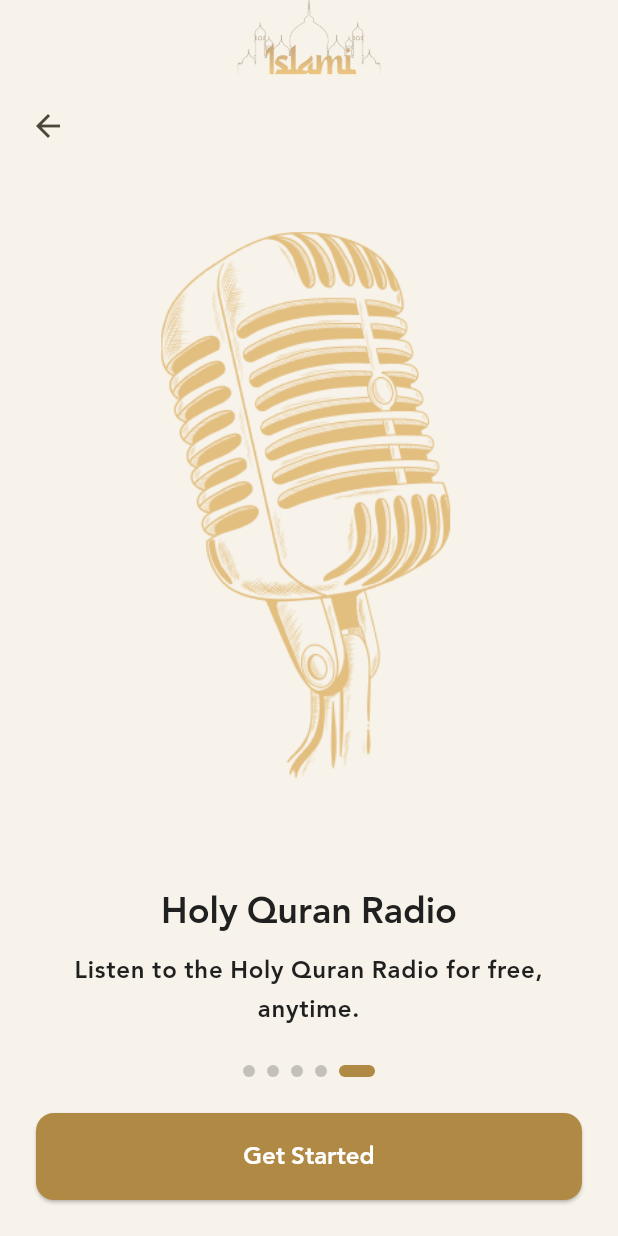
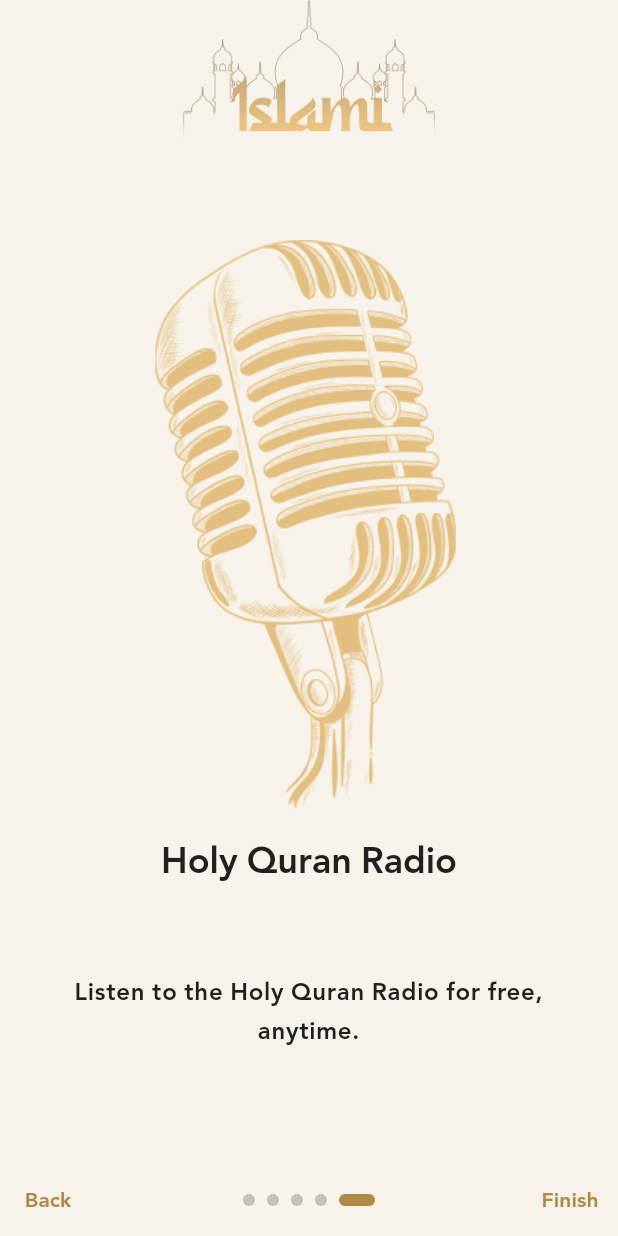
Before and after one commit to MohamedElsay0d/Route-Islami_App, a Flutter app: the screen it shows after launch, swiped to page 5, on a phone screen of 412 x 824 dp. Run offline on Flutter 3.47's test engine with Material 3 defaults, Android fonts, the phone set to English and light mode, and no system bars; our stand-ins replace flutter_screenutil, go_router, shared_preferences.

Commit message:
Enhance onboarding screen layout and functionality with responsive design adjustments

```diff
--- a/lib/features/onboarding/presentation/onboarding_screen.dart
+++ b/lib/features/onboarding/presentation/onboarding_screen.dart
@@ -1,4 +1,5 @@
 import 'package:flutter/material.dart';
+import 'package:flutter_screenutil/flutter_screenutil.dart';
 import 'package:go_router/go_router.dart';
 import 'package:islami_app/app/router.dart';
 import 'package:islami_app/core/constants/app_assets.dart';
@@ -60,29 +61,20 @@ class _OnboardingScreenState extends State<OnboardingScreen> {
       body: SafeArea(
         child: Column(
           children: [
-            Image.asset(AppAssets.header, height: 60),
+            Image.asset(AppAssets.header, height: 120.h),
             Padding(
-              padding: const EdgeInsets.symmetric(horizontal: 8),
-              child: Row(
-                children: [
-                  if (_currentIndex > 0)
-                    IconButton(
-                      onPressed: _previousPage,
-                      icon: const Icon(Icons.arrow_back),
-                    ),
-                  const Spacer(),
-                  if (!isLastPage)
-                    TextButton(
+              padding: EdgeInsets.symmetric(horizontal: 8.w),
+              child: isLastPage
+                  ? const SizedBox.shrink()
+                  : Align(
+                      alignment: AlignmentDirectional.centerStart,
+                      child: TextButton(
                         onPressed: _finishOnboarding,
                         child: const Text('Skip'),
                       ),
-                ],
                     ),
             ),
             Expanded(
-              child: Center(
-                child: ConstrainedBox(
-                  constraints: const BoxConstraints(maxWidth: 398),
               child: PageView.builder(
                 controller: _pageController,
                 itemCount: OnboardingRepo.pages.length,
@@ -90,32 +82,29 @@ class _OnboardingScreenState extends State<OnboardingScreen> {
                   setState(() => _currentIndex = index);
                 },
                 itemBuilder: (context, index) {
-                      return OnboardingPageView(
-                        page: OnboardingRepo.pages[index],
-                      );
+                  return OnboardingPageView(page: OnboardingRepo.pages[index]);
                 },
               ),
             ),
-              ),
-            ),
+            SizedBox(height: 24.h),
+            Row(
+              mainAxisAlignment: MainAxisAlignment.spaceBetween,
+              children: [
+                (_currentIndex > 0)
+                    ? TextButton(onPressed: _previousPage, child: Text('Back'))
+                    : SizedBox(width: 70.w),
                 DotsIndicator(
                   count: OnboardingRepo.pages.length,
                   currentIndex: _currentIndex,
                 ),
-            const SizedBox(height: 24),
-            Padding(
-              padding: const EdgeInsets.symmetric(horizontal: 24),
-              child: SizedBox(
-                width: double.infinity,
-                child: ElevatedButton(
+                TextButton(
                   onPressed: _isFinishing
                       ? null
                       : (isLastPage ? _finishOnboarding : _nextPage),
-                  child: Text(isLastPage ? 'Get Started' : 'Next'),
+                  child: Text(isLastPage ? 'Finish' : 'Next'),
                 ),
+              ],
             ),
-            ),
-            const SizedBox(height: 24),
           ],
         ),
       ),
--- a/lib/features/onboarding/presentation/widgets/onboarding_page_view.dart
+++ b/lib/features/onboarding/presentation/widgets/onboarding_page_view.dart
@@ -1,4 +1,5 @@
 import 'package:flutter/material.dart';
+import 'package:flutter_screenutil/flutter_screenutil.dart';
 import 'package:islami_app/features/onboarding/models/onboarding_page_model.dart';
 
 class OnboardingPageView extends StatelessWidget {
@@ -12,24 +13,21 @@ class OnboardingPageView extends StatelessWidget {
       child: Column(
         mainAxisAlignment: MainAxisAlignment.center,
         children: [
-          Expanded(
-            flex: 6,
-            child: Image.asset(page.image, fit: BoxFit.contain),
-          ),
-          const SizedBox(height: 24),
+          Image.asset(page.image),
+           SizedBox(height: 20.h),
           Text(
             page.title,
             style: textTheme.headlineSmall,
             textAlign: TextAlign.center,
           ),
+           SizedBox(height: 40.h),
           if (page.subtitle.isNotEmpty) ...[
-            const SizedBox(height: 12),
+            const SizedBox(height: 24),
             Text(
               page.subtitle,
               style: textTheme.bodyLarge,
               textAlign: TextAlign.center,
             ),
-            const SizedBox(height: 24),
           ],
         ],
       ),
```
Lines whose indentation alone changed are shown as unchanged.
